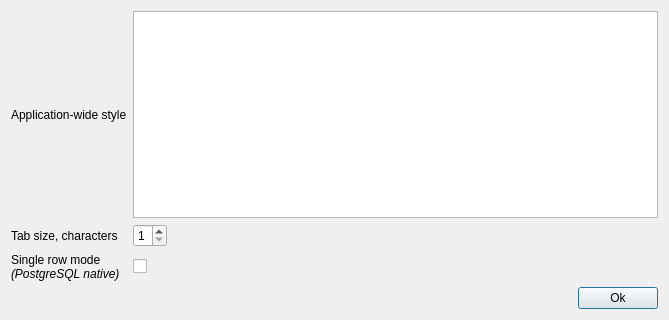
Qt form src/settingsdialog.ui (parihaaraka/sqt) before a commit.
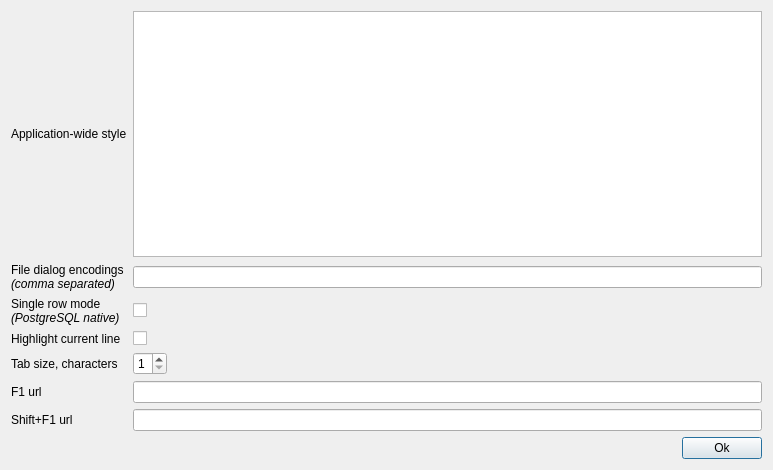
The same form after that commit.

Commit message: highlighting of all instances of currently selected word; settings dialog +1; scripting +0.5; other small enhancements

Diff of the .ui file:
```diff
--- a/src/settingsdialog.ui
+++ b/src/settingsdialog.ui
@@ -6,8 +6,8 @@
    <rect>
     <x>0</x>
     <y>0</y>
-    <width>669</width>
-    <height>320</height>
+    <width>773</width>
+    <height>470</height>
    </rect>
   </property>
   <property name="windowTitle">
@@ -27,13 +27,43 @@
       </widget>
      </item>
      <item row="1" column="0">
+      <widget class="QLabel" name="label_5">
+       <property name="text">
+        <string>File dialog encodings&lt;br/&gt;&lt;i&gt;(comma separated)&lt;/i&gt;</string>
+       </property>
+      </widget>
+     </item>
+     <item row="1" column="1" colspan="2">
+      <widget class="QLineEdit" name="encodings"/>
+     </item>
+     <item row="2" column="0">
+      <widget class="QLabel" name="label_3">
+       <property name="text">
+        <string>Single row mode&lt;br/&gt;&lt;i&gt;(PostgreSQL native)&lt;/i&gt;</string>
+       </property>
+      </widget>
+     </item>
+     <item row="2" column="1">
+      <widget class="QCheckBox" name="singleRowMode"/>
+     </item>
+     <item row="3" column="0">
+      <widget class="QLabel" name="label_4">
+       <property name="text">
+        <string>Highlight current line</string>
+       </property>
+      </widget>
+     </item>
+     <item row="3" column="1">
+      <widget class="QCheckBox" name="highlightCurrentLine"/>
+     </item>
+     <item row="4" column="0">
       <widget class="QLabel" name="label_2">
        <property name="text">
         <string>Tab size, characters</string>
        </property>
       </widget>
      </item>
-     <item row="1" column="1">
+     <item row="4" column="1">
       <widget class="QSpinBox" name="tabSize">
        <property name="minimum">
         <number>1</number>
@@ -43,7 +73,7 @@
        </property>
       </widget>
      </item>
-     <item row="1" column="2">
+     <item row="4" column="2">
       <spacer name="horizontalSpacer">
        <property name="orientation">
         <enum>Qt::Horizontal</enum>
@@ -56,15 +86,25 @@
        </property>
       </spacer>
      </item>
-     <item row="2" column="0">
-      <widget class="QLabel" name="label_3">
+     <item row="5" column="0">
+      <widget class="QLabel" name="label_6">
        <property name="text">
-        <string>Single row mode&lt;br/&gt;&lt;i&gt;(PostgreSQL native)&lt;/i&gt;</string>
+        <string>F1 url</string>
        </property>
       </widget>
      </item>
-     <item row="2" column="1">
-      <widget class="QCheckBox" name="singleRowMode"/>
+     <item row="5" column="1" colspan="2">
+      <widget class="QLineEdit" name="f1url"/>
+     </item>
+     <item row="6" column="0">
+      <widget class="QLabel" name="label_7">
+       <property name="text">
+        <string>Shift+F1 url</string>
+       </property>
+      </widget>
+     </item>
+     <item row="6" column="1" colspan="2">
+      <widget class="QLineEdit" name="shiftF1url"/>
      </item>
     </layout>
    </item>
```
Left out of the diff: 6 changed lines with no effect on the pictures. The commit also changes 14 other files.
